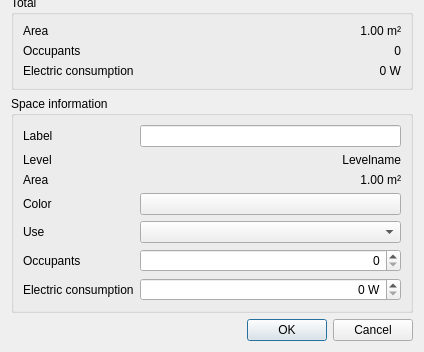
Above: src/Mod/BIM/Resources/ui/dialogSpaces.ui from southseact-3d/fcd before the change; both pictures show x 0 to 424 and y 289 to 641 of the 424 by 641 pixel window. Below: the same form after it.
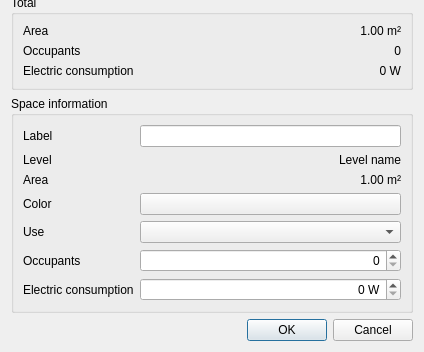
That is the form after the change. Custom widgets are drawn as their Qt base class.

Commit message: BIM : fix typos in UI strings

What changed in the file:
```diff
--- a/src/Mod/BIM/Resources/ui/dialogSpaces.ui
+++ b/src/Mod/BIM/Resources/ui/dialogSpaces.ui
@@ -183,7 +183,7 @@
       <item row="1" column="1">
        <widget class="QLabel" name="label_9">
         <property name="text">
-         <string>Levelname</string>
+         <string>Level name</string>
         </property>
         <property name="alignment">
          <set>Qt::AlignRight|Qt::AlignTrailing|Qt::AlignVCenter</set>
```
The commit also changes 6 other files.
